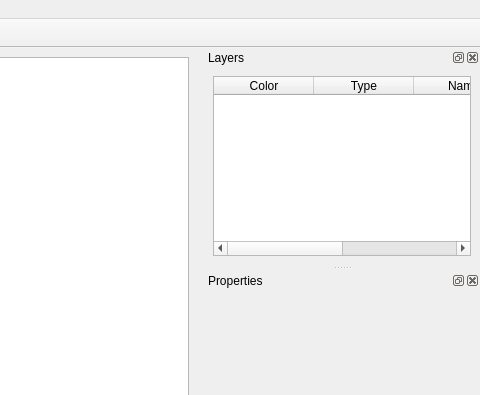
Above: src/ui/LaserControllerWindow.ui from oneminute/LaserController before the change; both pictures show x 553 to 1033 and y 0 to 395 of the 1033 by 844 pixel window. Below: the same form after it.
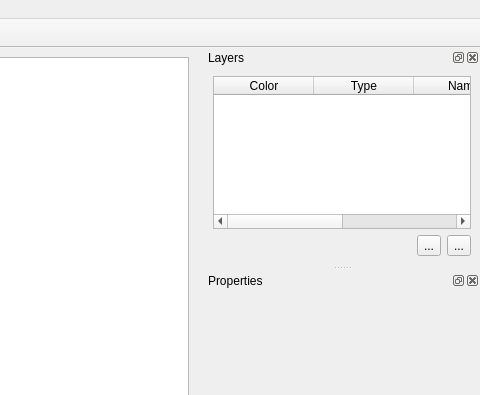
That is the form after the change. Icons and pictures are not drawn. Custom widgets are drawn as their Qt base class.

Diff of the .ui file:
```diff
--- a/src/ui/LaserControllerWindow.ui
+++ b/src/ui/LaserControllerWindow.ui
@@ -186,6 +186,40 @@
        </column>
       </widget>
      </item>
+     <item>
+      <layout class="QHBoxLayout" name="horizontalLayout">
+       <property name="topMargin">
+        <number>0</number>
+       </property>
+       <item>
+        <spacer name="horizontalSpacer">
+         <property name="orientation">
+          <enum>Qt::Horizontal</enum>
+         </property>
+         <property name="sizeHint" stdset="0">
+          <size>
+           <width>40</width>
+           <height>20</height>
+          </size>
+         </property>
+        </spacer>
+       </item>
+       <item>
+        <widget class="QToolButton" name="toolButtonMoveLayerUp">
+         <property name="text">
+          <string>...</string>
+         </property>
+        </widget>
+       </item>
+       <item>
+        <widget class="QToolButton" name="toolButtonMoveLayerDown">
+         <property name="text">
+          <string>...</string>
+         </property>
+        </widget>
+       </item>
+      </layout>
+     </item>
     </layout>
    </widget>
   </widget>
```
Left out of the diff: 12 changed lines with no effect on the pictures.
